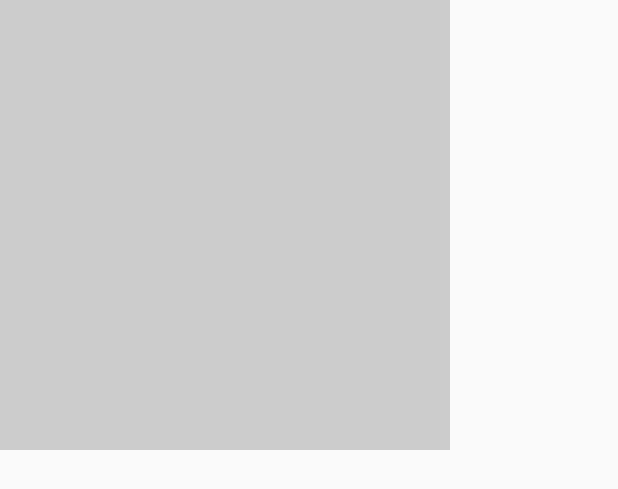
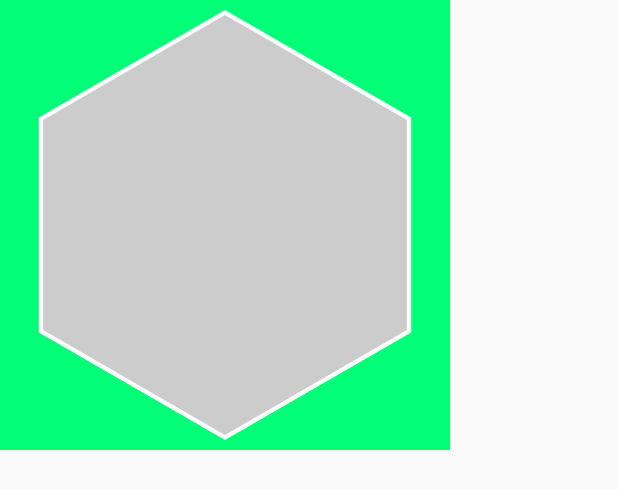
Before and after one commit to rayli1639/CatanTrainer, an Android app: the layout sample_board_view.xml on its own in the app's theme, with its tools: preview values and no code run, on a phone screen of 412 x 824 dp. Shown: the top 489 px of the screen. Run offline under Robolectric (Android 15) with nearby library versions, the phone set to English and light mode, and no system bars.

Commit message:
Board Masked View

```diff
--- a/app/src/main/java/com/example/catanhelper/BoardView.java
+++ b/app/src/main/java/com/example/catanhelper/BoardView.java
@@ -1,189 +1,92 @@
 package com.example.catanhelper;
-
 import android.content.Context;
-import android.content.res.TypedArray;
 import android.graphics.Canvas;
 import android.graphics.Color;
-import android.graphics.Paint;
-import android.graphics.drawable.Drawable;
-import android.text.TextPaint;
+import android.graphics.Path;
+import android.graphics.Region;
 import android.util.AttributeSet;
 import android.view.View;
 
-/**
- * TODO: document your custom view class.
- */
 public class BoardView extends View {
-    private String mExampleString; // TODO: use a default from R.string...
-    private int mExampleColor = Color.RED; // TODO: use a default from R.color...
-    private float mExampleDimension = 0; // TODO: use a default from R.dimen...
-    private Drawable mExampleDrawable;
-
-    private TextPaint mTextPaint;
-    private float mTextWidth;
-    private float mTextHeight;
+    private Path hexagonPath;
+    private Path hexagonBorderPath;
+    private float radius;
+    private float width, height;
+    private int maskColor;
 
     public BoardView(Context context) {
         super(context);
-        init(null, 0);
+        init();
     }
 
     public BoardView(Context context, AttributeSet attrs) {
         super(context, attrs);
-        init(attrs, 0);
+        init();
     }
 
-    public BoardView(Context context, AttributeSet attrs, int defStyle) {
-        super(context, attrs, defStyle);
-        init(attrs, defStyle);
+    public BoardView(Context context, AttributeSet attrs, int defStyleAttr) {
+        super(context, attrs, defStyleAttr);
+        init();
     }
 
-    private void init(AttributeSet attrs, int defStyle) {
-        // Load attributes
-        final TypedArray a = getContext().obtainStyledAttributes(
-                attrs, R.styleable.BoardView, defStyle, 0);
-
-        mExampleString = a.getString(
-                R.styleable.BoardView_exampleString);
-        mExampleColor = a.getColor(
-                R.styleable.BoardView_exampleColor,
-                mExampleColor);
-        // Use getDimensionPixelSize or getDimensionPixelOffset when dealing with
-        // values that should fall on pixel boundaries.
-        mExampleDimension = a.getDimension(
-                R.styleable.BoardView_exampleDimension,
-                mExampleDimension);
-
-        if (a.hasValue(R.styleable.BoardView_exampleDrawable)) {
-            mExampleDrawable = a.getDrawable(
-                    R.styleable.BoardView_exampleDrawable);
-            mExampleDrawable.setCallback(this);
-        }
-
-        a.recycle();
-
-        // Set up a default TextPaint object
-        mTextPaint = new TextPaint();
-        mTextPaint.setFlags(Paint.ANTI_ALIAS_FLAG);
-        mTextPaint.setTextAlign(Paint.Align.LEFT);
-
-        // Update TextPaint and text measurements from attributes
-        invalidateTextPaintAndMeasurements();
+    private void init() {
+        hexagonPath = new Path();
+        hexagonBorderPath = new Path();
+        maskColor = 0xFF01FF77;
     }
 
-    private void invalidateTextPaintAndMeasurements() {
-        mTextPaint.setTextSize(mExampleDimension);
-        mTextPaint.setColor(mExampleColor);
-        mTextWidth = mTextPaint.measureText(mExampleString);
+    public void setRadius(float r) {
+        this.radius = r;
+        calculatePath();
+    }
 
-        Paint.FontMetrics fontMetrics = mTextPaint.getFontMetrics();
-        mTextHeight = fontMetrics.bottom;
+    public void setMaskColor(int color) {
+        this.maskColor = color;
+        invalidate();
+    }
+
+    private void calculatePath() {
+        float triangleHeight = (float) (Math.sqrt(3) * radius / 2);
+        float centerX = width / 2;
+        float centerY = height / 2;
+        hexagonPath.moveTo(centerX, centerY + radius);
+        hexagonPath.lineTo(centerX - triangleHeight, centerY + radius / 2);
+        hexagonPath.lineTo(centerX - triangleHeight, centerY - radius / 2);
+        hexagonPath.lineTo(centerX, centerY - radius);
+        hexagonPath.lineTo(centerX + triangleHeight, centerY - radius / 2);
+        hexagonPath.lineTo(centerX + triangleHeight, centerY + radius / 2);
+        hexagonPath.moveTo(centerX, centerY + radius);
+
+        float radiusBorder = radius - 5;
+        float triangleBorderHeight = (float) (Math.sqrt(3) * radiusBorder / 2);
+        hexagonBorderPath.moveTo(centerX, centerY + radiusBorder);
+        hexagonBorderPath.lineTo(centerX - triangleBorderHeight, centerY + radiusBorder / 2);
+        hexagonBorderPath.lineTo(centerX - triangleBorderHeight, centerY - radiusBorder / 2);
+        hexagonBorderPath.lineTo(centerX, centerY - radiusBorder);
+        hexagonBorderPath.lineTo(centerX + triangleBorderHeight, centerY - radiusBorder / 2);
+        hexagonBorderPath.lineTo(centerX + triangleBorderHeight, centerY + radiusBorder / 2);
+        hexagonBorderPath.moveTo(centerX, centerY + radiusBorder);
+        invalidate();
     }
 
     @Override
-    protected void onDraw(Canvas canvas) {
-        super.onDraw(canvas);
-
-        // TODO: consider storing these as member variables to reduce
-        // allocations per draw cycle.
-        int paddingLeft = getPaddingLeft();
-        int paddingTop = getPaddingTop();
-        int paddingRight = getPaddingRight();
-        int paddingBottom = getPaddingBottom();
-
-        int contentWidth = getWidth() - paddingLeft - paddingRight;
-        int contentHeight = getHeight() - paddingTop - paddingBottom;
-
-        // Draw the text.
-        canvas.drawText(mExampleString,
-                paddingLeft + (contentWidth - mTextWidth) / 2,
-                paddingTop + (contentHeight + mTextHeight) / 2,
-                mTextPaint);
-
-        // Draw the example drawable on top of the text.
-        if (mExampleDrawable != null) {
-            mExampleDrawable.setBounds(paddingLeft, paddingTop,
-                    paddingLeft + contentWidth, paddingTop + contentHeight);
-            mExampleDrawable.draw(canvas);
-        }
+    public void onDraw(Canvas c) {
+        super.onDraw(c);
+        c.clipPath(hexagonBorderPath, Region.Op.DIFFERENCE);
+        c.drawColor(Color.WHITE);
+        c.save();
+        c.clipPath(hexagonPath, Region.Op.DIFFERENCE);
+        c.drawColor(maskColor);
+        c.save();
     }
 
-    /**
-     * Gets the example string attribute value.
-     *
-     * @return The example string attribute value.
-     */
-    public String getExampleString() {
-        return mExampleString;
-    }
-
-    /**
-     * Sets the view's example string attribute value. In the example view, this string
-     * is the text to draw.
-     *
-     * @param exampleString The example string attribute value to use.
-     */
-    public void setExampleString(String exampleString) {
-        mExampleString = exampleString;
-        invalidateTextPaintAndMeasurements();
-    }
-
-    /**
-     * Gets the example color attribute value.
-     *
-     * @return The example color attribute value.
-     */
-    public int getExampleColor() {
-        return mExampleColor;
-    }
-
-    /**
-     * Sets the view's example color attribute value. In the example view, this color
-     * is the font color.
-     *
-     * @param exampleColor The example color attribute value to use.
-     */
-    public void setExampleColor(int exampleColor) {
-        mExampleColor = exampleColor;
-        invalidateTextPaintAndMeasurements();
-    }
-
-    /**
-     * Gets the example dimension attribute value.
-     *
-     * @return The example dimension attribute value.
-     */
-    public float getExampleDimension() {
-        return mExampleDimension;
-    }
-
-    /**
-     * Sets the view's example dimension attribute value. In the example view, this dimension
-     * is the font size.
-     *
-     * @param exampleDimension The example dimension attribute value to use.
-     */
-    public void setExampleDimension(float exampleDimension) {
-        mExampleDimension = exampleDimension;
-        invalidateTextPaintAndMeasurements();
-    }
-
-    /**
-     * Gets the example drawable attribute value.
-     *
-     * @return The example drawable attribute value.
-     */
-    public Drawable getExampleDrawable() {
-        return mExampleDrawable;
-    }
-
-    /**
-     * Sets the view's example drawable attribute value. In the example view, this drawable is
-     * drawn above the text.
-     *
-     * @param exampleDrawable The example drawable attribute value to use.
-     */
-    public void setExampleDrawable(Drawable exampleDrawable) {
-        mExampleDrawable = exampleDrawable;
+    // getting the view size and default radius
+    @Override
+    public void onMeasure(int widthMeasureSpec, int heightMeasureSpec) {
+        super.onMeasure(widthMeasureSpec, heightMeasureSpec);
+        width = MeasureSpec.getSize(widthMeasureSpec);
+        height = MeasureSpec.getSize(heightMeasureSpec);
+        radius = height / 2 - 10;
+        calculatePath();
     }
 }
```
